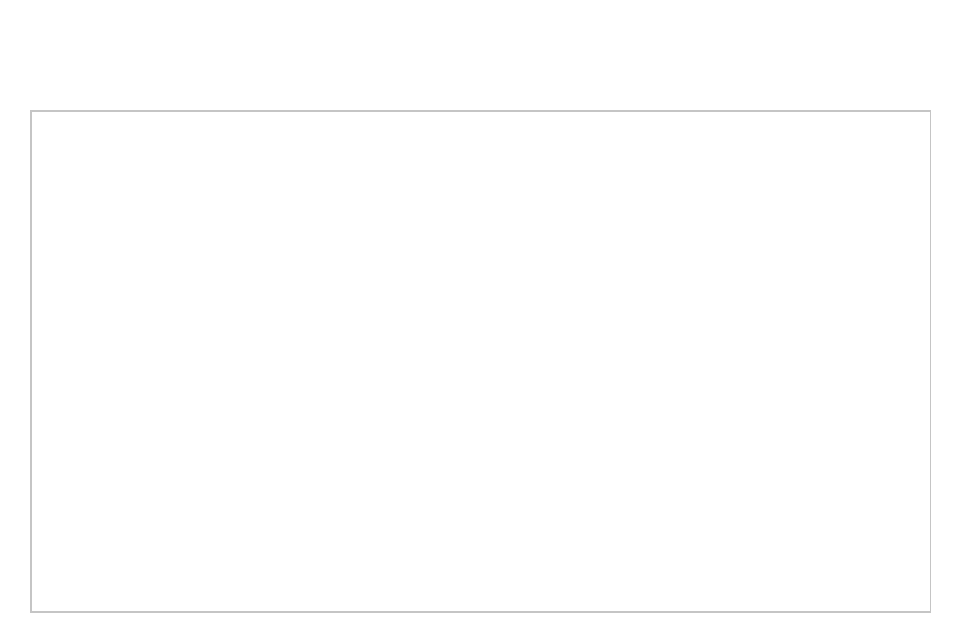
Qt form MVP/progetto_p2/GUI/ui_admin.ui (Giorat/LifeFit---progetto-P2) before a commit.
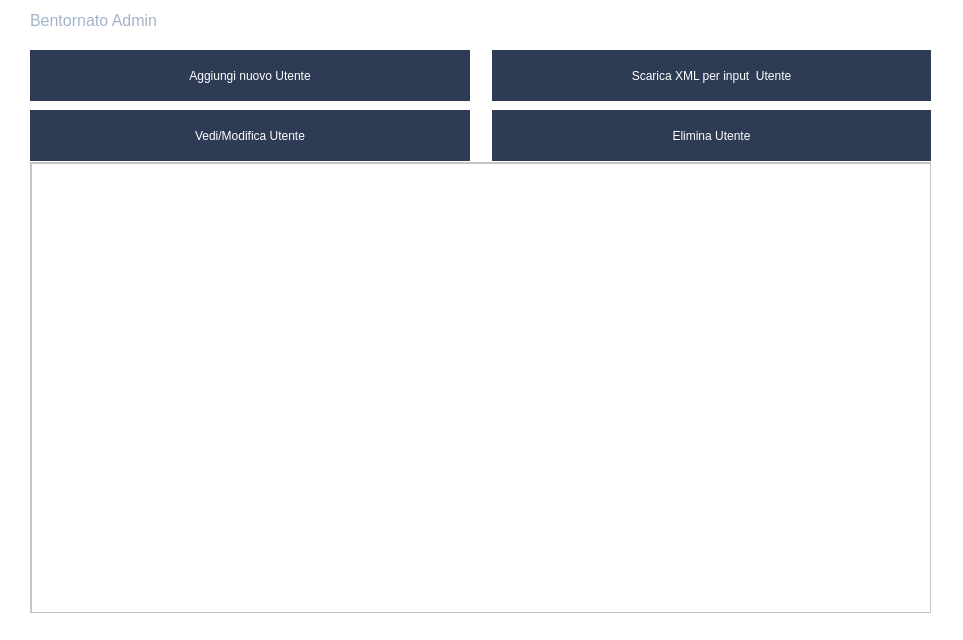
The same form after that commit. Icons and pictures are not drawn.

Commit message: fix admin load users, iofit bug e utenteitem lista

```diff
--- a/MVP/progetto_p2/GUI/ui_admin.ui
+++ b/MVP/progetto_p2/GUI/ui_admin.ui
@@ -1,15 +1,20 @@
 <?xml version="1.0" encoding="UTF-8"?>
 <ui version="4.0">
  <class>UiAdmin</class>
- <widget class="QDialog" name="UiAdmin">
+ <widget class="QMainWindow" name="UiAdmin">
   <property name="geometry">
    <rect>
     <x>0</x>
     <y>0</y>
-    <width>960</width>
+    <width>963</width>
     <height>640</height>
    </rect>
   </property>
+  <property name="windowIcon">
+   <iconset resource="settings_icon.qrc">
+    <normaloff>:/new/settings/resources/life_icon.ico</normaloff>:/new/settings/resources/life_icon.ico</iconset>
+  </property>
+  <widget class="QWidget" name="container">
   <property name="windowTitle">
    <string>Form</string>
   </property>
@@ -24,20 +29,52 @@
    <property name="geometry">
     <rect>
      <x>30</x>
-     <y>30</y>
+      <y>0</y>
      <width>901</width>
-     <height>51</height>
-    </rect>
-   </property>
-   <layout class="QHBoxLayout" name="horizontalLayout"/>
+      <height>41</height>
+     </rect>
+    </property>
+    <layout class="QHBoxLayout" name="horizontalLayout">
+     <item>
+      <widget class="QLabel" name="label">
+       <property name="font">
+        <font>
+         <pointsize>12</pointsize>
+        </font>
+       </property>
+       <property name="styleSheet">
+        <string notr="true">color: rgb(163, 180, 200);</string>
+       </property>
+       <property name="text">
+        <string>Bentornato Admin</string>
+       </property>
+      </widget>
+     </item>
+     <item>
+      <spacer name="horizontalSpacer_2">
+       <property name="orientation">
+        <enum>Qt::Horizontal</enum>
+       </property>
+       <property name="sizeType">
+        <enum>QSizePolicy::Minimum</enum>
+       </property>
+       <property name="sizeHint" stdset="0">
+        <size>
+         <width>50</width>
+         <height>20</height>
+        </size>
+       </property>
+      </spacer>
+     </item>
+    </layout>
   </widget>
   <widget class="QScrollArea" name="scrollArea">
    <property name="geometry">
     <rect>
      <x>30</x>
-     <y>110</y>
+      <y>162</y>
      <width>901</width>
-     <height>503</height>
+      <height>451</height>
     </rect>
    </property>
    <property name="horizontalScrollBarPolicy">
@@ -55,11 +92,11 @@
       <x>0</x>
       <y>0</y>
       <width>899</width>
-      <height>501</height>
+       <height>449</height>
      </rect>
     </property>
     <property name="sizePolicy">
-     <sizepolicy hsizetype="Preferred" vsizetype="Expanding">
+      <sizepolicy hsizetype="Expanding" vsizetype="Expanding">
       <horstretch>0</horstretch>
       <verstretch>0</verstretch>
      </sizepolicy>
@@ -75,10 +112,185 @@
      </property>
      <layout class="QVBoxLayout" name="verticalLayout">
       <item>
-       <widget class="QListWidget" name="listUsers"/>
+        <widget class="QListWidget" name="listUsers">
+         <property name="isWrapping" stdset="0">
+          <bool>false</bool>
+         </property>
+         <property name="uniformItemSizes">
+          <bool>false</bool>
+         </property>
+         <property name="selectionRectVisible">
+          <bool>true</bool>
+         </property>
+        </widget>
       </item>
      </layout>
     </widget>
+    </widget>
+   </widget>
+   <widget class="QWidget" name="horizontalLayoutWidget_2">
+    <property name="geometry">
+     <rect>
+      <x>30</x>
+      <y>50</y>
+      <width>901</width>
+      <height>51</height>
+     </rect>
+    </property>
+    <layout class="QHBoxLayout" name="horizontalLayout_2">
+     <property name="spacing">
+      <number>2</number>
+     </property>
+     <property name="sizeConstraint">
+      <enum>QLayout::SetMaximumSize</enum>
+     </property>
+     <property name="topMargin">
+      <number>0</number>
+     </property>
+     <property name="bottomMargin">
+      <number>0</number>
+     </property>
+     <item>
+      <widget class="QPushButton" name="pushButton_2">
+       <property name="sizePolicy">
+        <sizepolicy hsizetype="Minimum" vsizetype="Preferred">
+         <horstretch>0</horstretch>
+         <verstretch>0</verstretch>
+        </sizepolicy>
+       </property>
+       <property name="styleSheet">
+        <string notr="true">background-color: rgb(45, 59, 85);
+color:white;
+
+border:none;
+
+</string>
+       </property>
+       <property name="text">
+        <string>Aggiungi nuovo Utente</string>
+       </property>
+      </widget>
+     </item>
+     <item>
+      <spacer name="horizontalSpacer">
+       <property name="orientation">
+        <enum>Qt::Horizontal</enum>
+       </property>
+       <property name="sizeType">
+        <enum>QSizePolicy::Minimum</enum>
+       </property>
+       <property name="sizeHint" stdset="0">
+        <size>
+         <width>20</width>
+         <height>20</height>
+        </size>
+       </property>
+      </spacer>
+     </item>
+     <item>
+      <widget class="QPushButton" name="pushButton">
+       <property name="sizePolicy">
+        <sizepolicy hsizetype="Minimum" vsizetype="Preferred">
+         <horstretch>0</horstretch>
+         <verstretch>0</verstretch>
+        </sizepolicy>
+       </property>
+       <property name="styleSheet">
+        <string notr="true">background-color: rgb(45, 59, 85);
+color:white;
+
+border:none;
+
+</string>
+       </property>
+       <property name="text">
+        <string>Scarica XML per input  Utente</string>
+       </property>
+      </widget>
+     </item>
+    </layout>
+   </widget>
+   <widget class="QWidget" name="horizontalLayoutWidget_3">
+    <property name="geometry">
+     <rect>
+      <x>30</x>
+      <y>110</y>
+      <width>901</width>
+      <height>51</height>
+     </rect>
+    </property>
+    <layout class="QHBoxLayout" name="horizontalLayout_3">
+     <property name="spacing">
+      <number>2</number>
+     </property>
+     <property name="sizeConstraint">
+      <enum>QLayout::SetMaximumSize</enum>
+     </property>
+     <property name="topMargin">
+      <number>0</number>
+     </property>
+     <property name="bottomMargin">
+      <number>0</number>
+     </property>
+     <item>
+      <widget class="QPushButton" name="pushButton_3">
+       <property name="sizePolicy">
+        <sizepolicy hsizetype="Minimum" vsizetype="Preferred">
+         <horstretch>0</horstretch>
+         <verstretch>0</verstretch>
+        </sizepolicy>
+       </property>
+       <property name="styleSheet">
+        <string notr="true">background-color: rgb(45, 59, 85);
+color:white;
+
+border:none;
+
+</string>
+       </property>
+       <property name="text">
+        <string>Vedi/Modifica Utente</string>
+       </property>
+      </widget>
+     </item>
+     <item>
+      <spacer name="horizontalSpacer_3">
+       <property name="orientation">
+        <enum>Qt::Horizontal</enum>
+       </property>
+       <property name="sizeType">
+        <enum>QSizePolicy::Minimum</enum>
+       </property>
+       <property name="sizeHint" stdset="0">
+        <size>
+         <width>20</width>
+         <height>20</height>
+        </size>
+       </property>
+      </spacer>
+     </item>
+     <item>
+      <widget class="QPushButton" name="pushButton_5">
+       <property name="sizePolicy">
+        <sizepolicy hsizetype="Minimum" vsizetype="Preferred">
+         <horstretch>0</horstretch>
+         <verstretch>0</verstretch>
+        </sizepolicy>
+       </property>
+       <property name="styleSheet">
+        <string notr="true">background-color: rgb(45, 59, 85);
+color:white;
+
+border:none;
+
+</string>
+       </property>
+       <property name="text">
+        <string>Elimina Utente</string>
+       </property>
+      </widget>
+     </item>
+    </layout>
    </widget>
   </widget>
  </widget>
```
Lines whose indentation alone changed are shown as unchanged. The commit also changes 30 other files.
